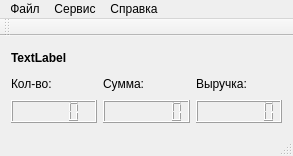
This is mainwindow.ui in Ejik/ordersvi as Qt 5 draws it before an edit. The edited form follows.
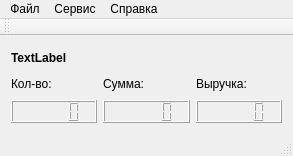
This is the edited form. Icons and pictures are not drawn.

What changed in the file:
```diff
--- a/mainwindow.ui
+++ b/mainwindow.ui
@@ -72,14 +72,20 @@
     <item row="2" column="1">
      <widget class="QLCDNumber" name="lcdSum">
       <property name="numDigits">
-       <number>7</number>
+       <number>5</number>
+      </property>
+      <property name="digitCount">
+       <number>5</number>
       </property>
      </widget>
     </item>
     <item row="2" column="2">
      <widget class="QLCDNumber" name="lcdCash">
       <property name="numDigits">
-       <number>7</number>
+       <number>5</number>
+      </property>
+      <property name="digitCount">
+       <number>5</number>
       </property>
      </widget>
     </item>
```
